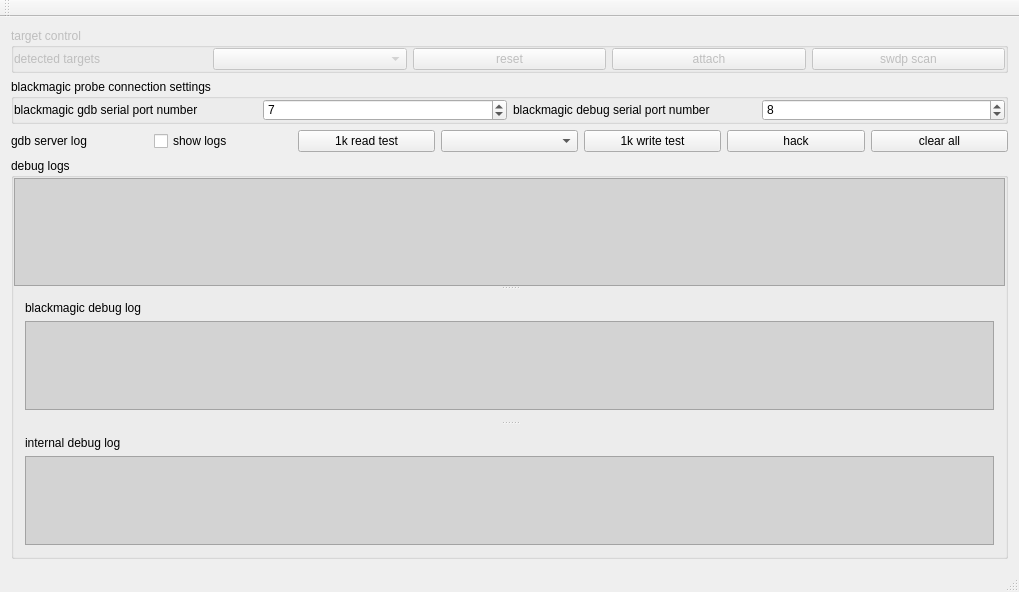
First picture: the form in mainwindow.ui, repository stoyan-shopov/blackmagic-gdbserver, before the edit.
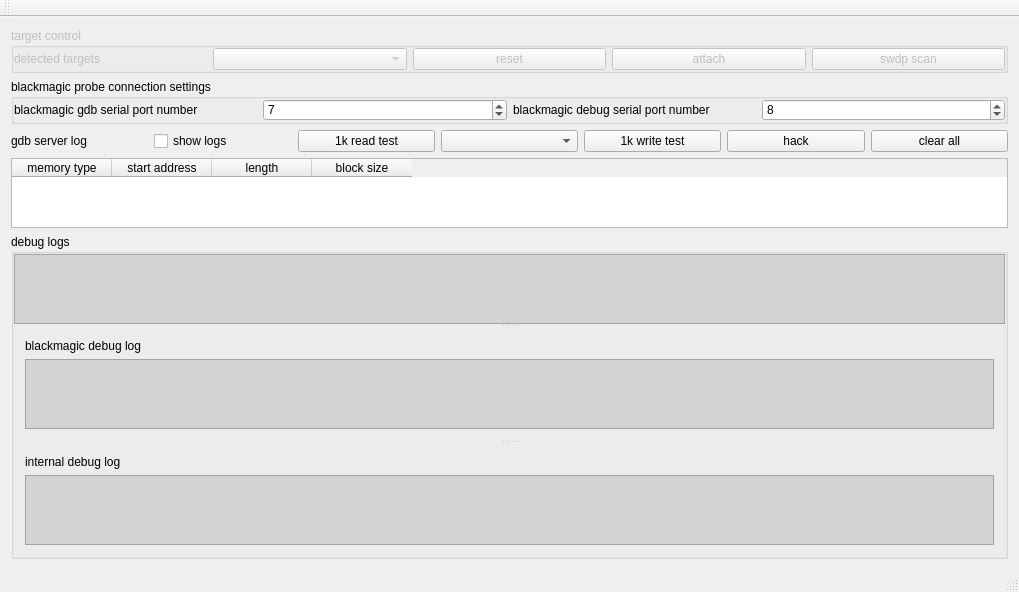
Second picture: the form after the edit.

Commit message: added rudimentary displaying of detected target memory areas

```diff
--- a/mainwindow.ui
+++ b/mainwindow.ui
@@ -188,6 +188,30 @@
       </item>
      </layout>
     </item>
+    <item>
+     <widget class="QTableWidget" name="tableWidgetMemoryAreas">
+      <column>
+       <property name="text">
+        <string>memory type</string>
+       </property>
+      </column>
+      <column>
+       <property name="text">
+        <string>start address</string>
+       </property>
+      </column>
+      <column>
+       <property name="text">
+        <string>length</string>
+       </property>
+      </column>
+      <column>
+       <property name="text">
+        <string>block size</string>
+       </property>
+      </column>
+     </widget>
+    </item>
     <item>
      <widget class="QGroupBox" name="groupBoxLogs">
       <property name="title">
```
The commit also changes 1 other file.
